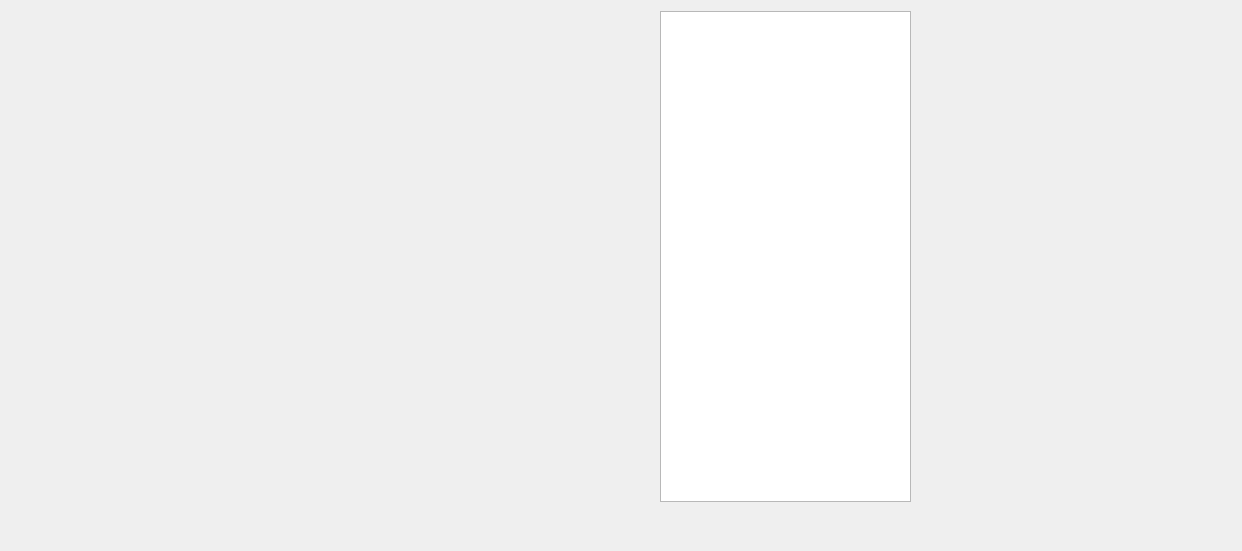
Qt form UI/StonksMainWindow.ui (ShinokuS/StonksApp) before a commit.
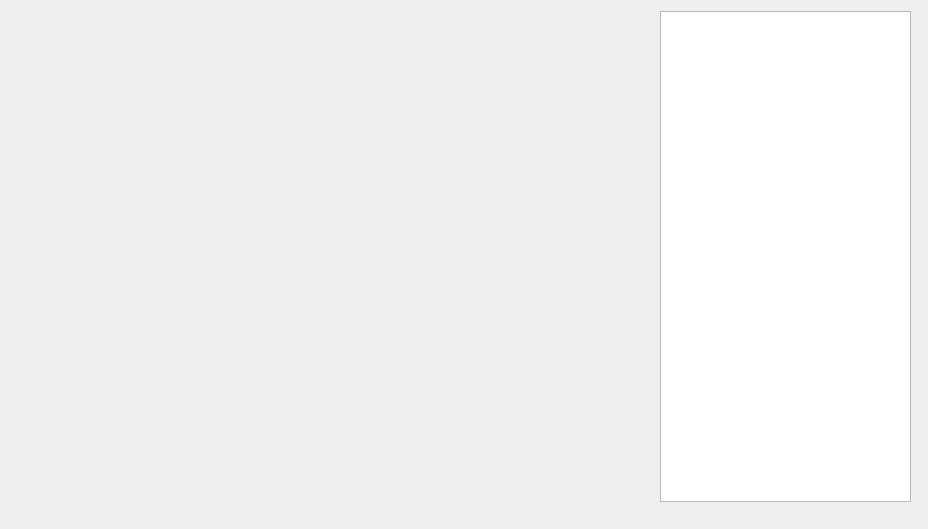
The same form after that commit.

```diff
--- a/UI/StonksMainWindow.ui
+++ b/UI/StonksMainWindow.ui
@@ -6,8 +6,8 @@
    <rect>
     <x>0</x>
     <y>0</y>
-    <width>1242</width>
-    <height>551</height>
+    <width>928</width>
+    <height>529</height>
    </rect>
   </property>
   <property name="windowTitle">
@@ -17,10 +17,10 @@
    <widget class="QWidget" name="graphWidget" native="true">
     <property name="geometry">
      <rect>
-      <x>910</x>
-      <y>10</y>
-      <width>331</width>
-      <height>521</height>
+      <x>200</x>
+      <y>300</y>
+      <width>461</width>
+      <height>231</height>
      </rect>
     </property>
    </widget>
@@ -40,17 +40,17 @@
       <x>0</x>
       <y>-10</y>
       <width>661</width>
-      <height>541</height>
+      <height>331</height>
      </rect>
     </property>
    </widget>
    <widget class="QLabel" name="label">
     <property name="geometry">
      <rect>
-      <x>660</x>
-      <y>510</y>
-      <width>251</width>
-      <height>31</height>
+      <x>30</x>
+      <y>330</y>
+      <width>151</width>
+      <height>171</height>
      </rect>
     </property>
     <property name="text">
```
